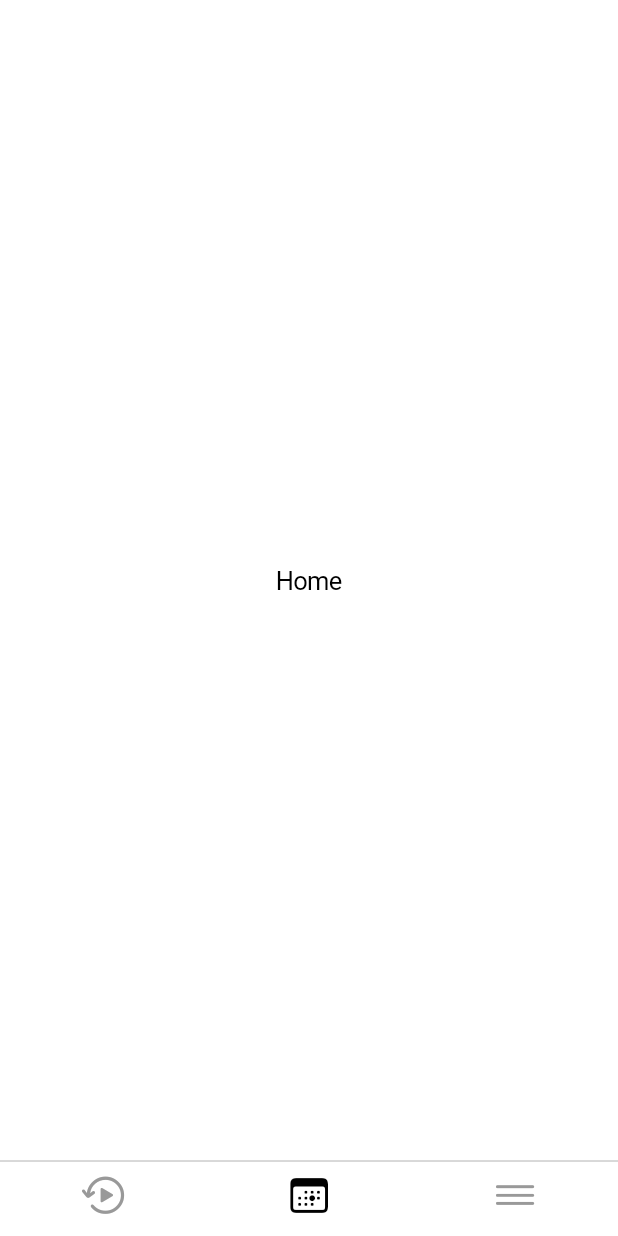
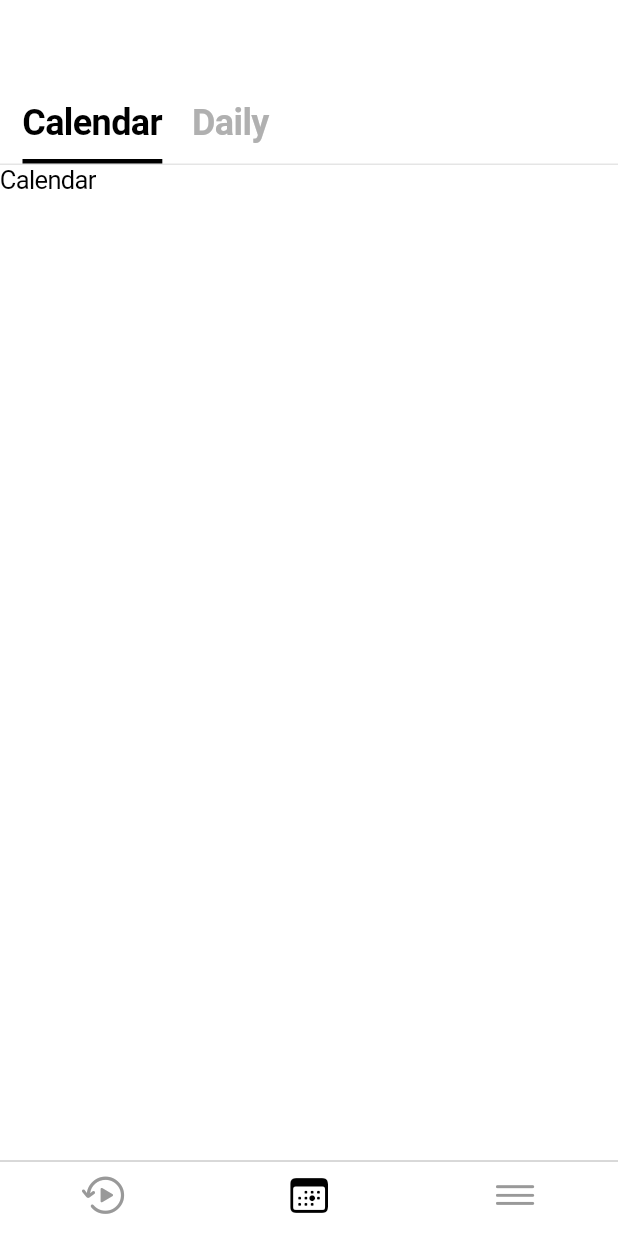
Before and after one commit to kosuha/laum, a Flutter app: the screen it shows after launch, item 2 of the bottom bar chosen, on a phone screen of 412 x 824 dp. Run offline on Flutter 3.47's test engine with Material 2 defaults, Android fonts, the light colour scheme and no system bars; Roboto replaces fonts that are missing (Pretendard).

Commit message:
set font and home page

```diff
--- a/lib/home.dart
+++ b/lib/home.dart
@@ -1,10 +1,126 @@
 import 'package:flutter/cupertino.dart';
 
-class HomeWidget extends StatelessWidget {
+class HomeWidget extends StatefulWidget {
+  @override
+  State<HomeWidget> createState() => _HomeWidgetState();
+}
+
+class _HomeWidgetState extends State<HomeWidget> {
+  int tabNumber = 0;
+
   @override
   Widget build(BuildContext context) {
-    return Center(
-      child: Text("Home"),
+    return CupertinoPageScaffold(
+      child: Column(
+        crossAxisAlignment: CrossAxisAlignment.stretch,
+        children: [
+          topTabBar(tabNumber),
+          displayedPage(tabNumber),
+        ],
+      ),
     );
   }
+
+  Container displayedPage(int tabNumber) {
+    if (tabNumber == 0) {
+      return calendarPage();
+    } else if (tabNumber == 1) {
+      return dailyPage();
+    }
+    return calendarPage();
+  }
+
+  Container calendarPage() {
+    return Container(
+      child: Text("Calendar"),
+    );
+  }
+
+  Container dailyPage() {
+    return Container(
+      child: Text("Daily"),
+    );
+  }
+
+  Container topTabBar(int tabNumber) {
+    List<Color> textColors = [Color(0xff000000), Color(0xffb0b0b0)];
+    List<Color> lineColors = [Color(0xff000000), Color(0x00000000)];
+
+    if (tabNumber == 0) {
+      textColors[0] = Color(0xff000000);
+      textColors[1] = Color(0xffb0b0b0);
+      lineColors[0] = Color(0xff000000);
+      lineColors[1] = Color(0x00000000);
+    } else if (tabNumber == 1) {
+      textColors[0] = Color(0xffb0b0b0);
+      textColors[1] = Color(0xff000000);
+      lineColors[0] = Color(0x00000000);
+      lineColors[1] = Color(0xff000000);
+    }
+
+    return Container(
+      decoration: BoxDecoration(
+          border: Border(bottom: BorderSide(color: Color(0xffe5e5e5)))),
+      height: 110,
+      child: Row(
+        mainAxisAlignment: MainAxisAlignment.start,
+        crossAxisAlignment: CrossAxisAlignment.stretch,
+        children: [
+          Container(
+            alignment: Alignment.bottomCenter,
+            decoration: underTabLine(lineColors[0]),
+            margin: EdgeInsets.fromLTRB(15, 0, 10, 0),
+            child: CupertinoButton(
+              onPressed: _tabChangeEvent0,
+              padding: EdgeInsets.symmetric(horizontal: 0, vertical: 10),
+              child: Text(
+                "Calendar",
+                style: TextStyle(
+                  fontFamily: "Pretendard",
+                  fontWeight: FontWeight.w700,
+                  fontSize: 24,
+                  color: textColors[0],
+                ),
+              ),
+            ),
+          ),
+          Container(
+            alignment: Alignment.bottomCenter,
+            decoration: underTabLine(lineColors[1]),
+            margin: EdgeInsets.fromLTRB(10, 0, 5, 0),
+            child: CupertinoButton(
+              onPressed: _tabChangeEvent1,
+              padding: EdgeInsets.symmetric(horizontal: 0, vertical: 10),
+              child: Text(
+                "Daily",
+                style: TextStyle(
+                  fontFamily: "Pretendard",
+                  fontWeight: FontWeight.w700,
+                  fontSize: 24,
+                  color: textColors[1],
+                ),
+              ),
+            ),
+          ),
+        ],
+      ),
+    );
+  }
+
+  BoxDecoration underTabLine(Color lineColor) {
+    return BoxDecoration(
+        border: Border(bottom: BorderSide(color: lineColor, width: 3.0)));
+  }
+
+  void _tabChangeEvent0() {
+    setState(() {
+      tabNumber = 0;
+    });
+  }
+
+  void _tabChangeEvent1() {
+    setState(() {
+      tabNumber = 1;
+    });
+  }
 }
```
Also changed, not shown: pubspec.yaml (+22 -0 lines), 9 other files.
